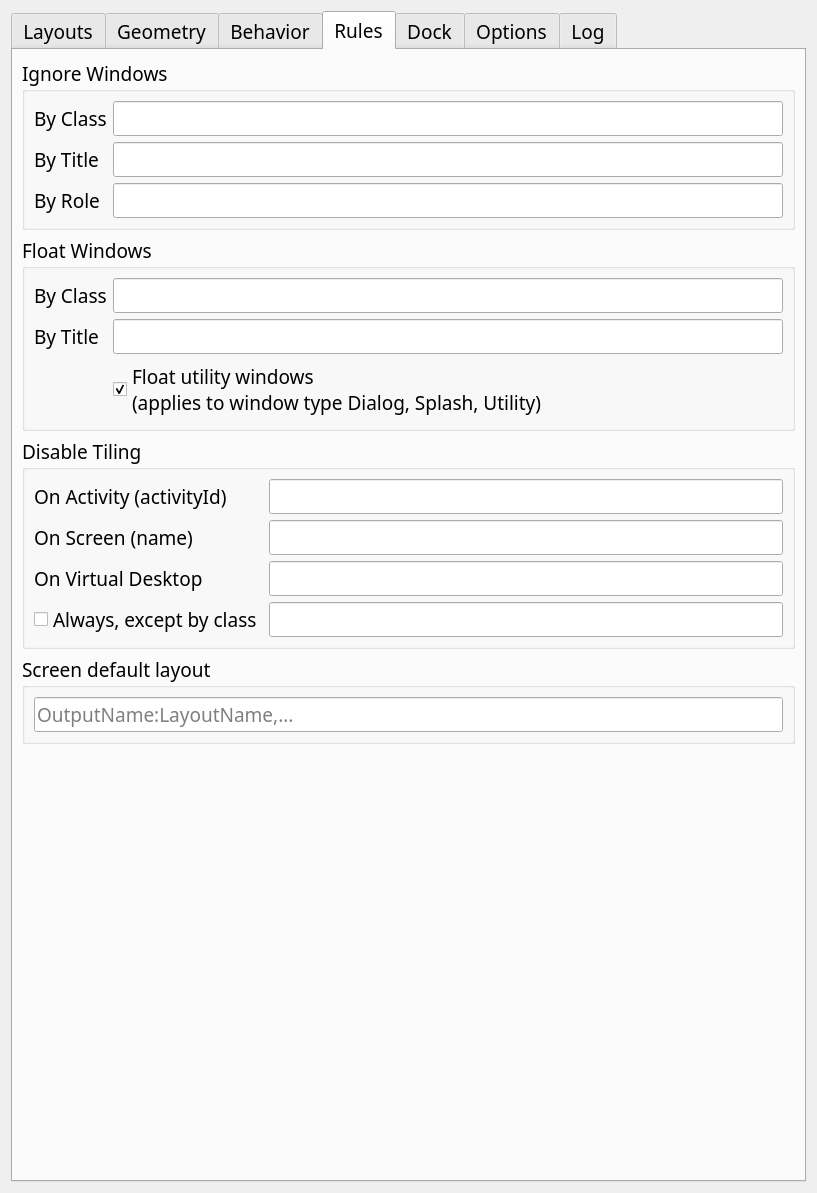
Above: res/config.ui from uberkael/krohnkite before the change. Below: the same form after it.
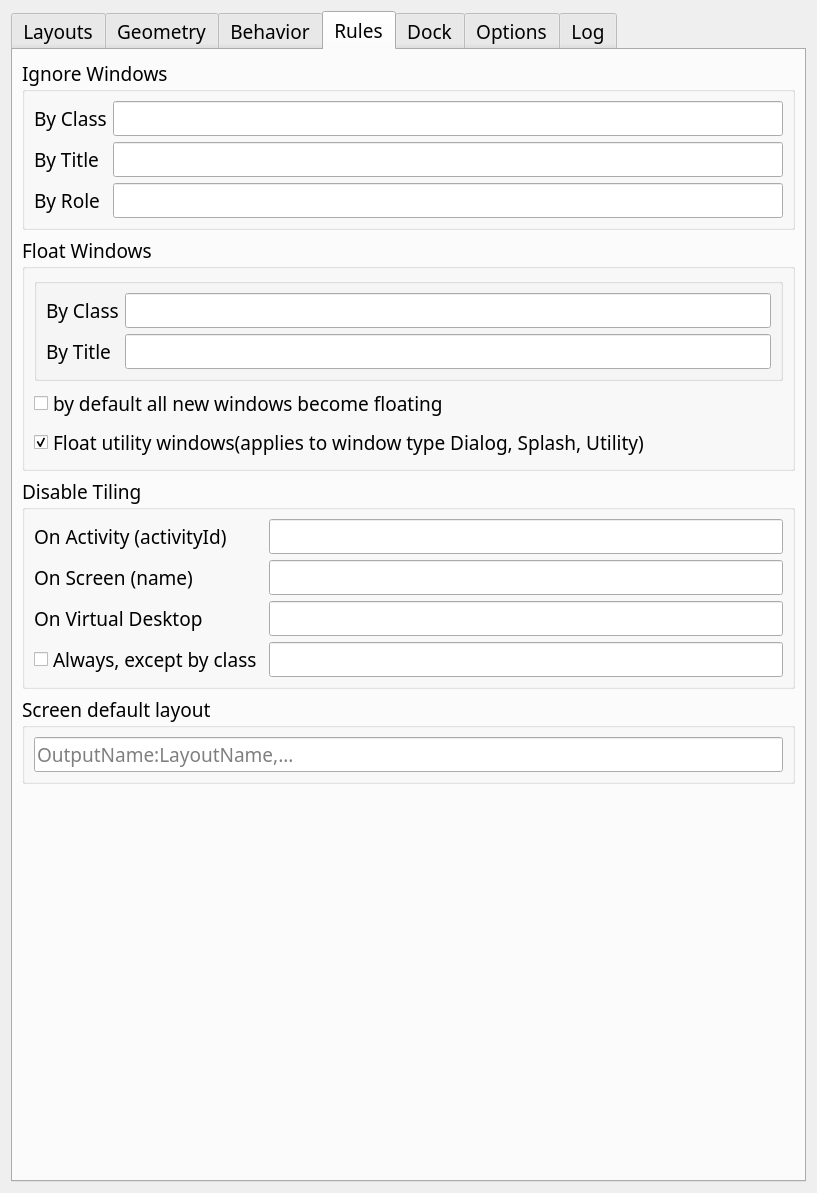
That is the form after the change. The open tabs and pages were chosen to show the change. Custom widgets are drawn as their Qt base class.

Commit message: ADD: Provide an option to float all windows by default #206

Patch:
```diff
--- a/res/config.ui
+++ b/res/config.ui
@@ -2385,13 +2385,41 @@
           <string>Float Windows</string>
          </property>
          <layout class="QGridLayout" name="gridLayout_6">
-          <item row="0" column="0">
-           <widget class="QLabel" name="floatingClassLabel">
+          <item row="5" column="1">
+           <widget class="QCheckBox" name="kcfg_floatUtility">
+            <property name="toolTip">
+             <string>This is mainly for debugging purpose, but can also be used to meet some specific requirements.</string>
+            </property>
             <property name="text">
-             <string>By Class</string>
+             <string>Float utility windows(applies to window type Dialog, Splash, Utility)</string>
             </property>
+            <property name="checked">
+             <bool>true</bool>
+            </property>
            </widget>
           </item>
+          <item row="4" column="1">
+           <widget class="QCheckBox" name="kcfg_floatDefault">
+            <property name="toolTip">
+             <string>This is mainly for debugging purpose, but can also be used to meet some specific requirements.</string>
+            </property>
+            <property name="text">
+             <string>by default all new windows become floating</string>
+            </property>
+            <property name="checked">
+             <bool>false</bool>
+            </property>
+           </widget>
+          </item>
+          <item row="3" column="1">
+           <widget class="QGroupBox" name="groupBox_31">
+            <property name="title">
+             <string/>
+            </property>
+            <property name="flat">
+             <bool>true</bool>
+            </property>
+            <layout class="QGridLayout" name="gridLayout_28">
           <item row="0" column="1">
            <widget class="QLineEdit" name="kcfg_floatingClass">
             <property name="toolTip">
@@ -2399,6 +2427,13 @@
             </property>
            </widget>
           </item>
+             <item row="0" column="0">
+              <widget class="QLabel" name="floatingClassLabel">
+               <property name="text">
+                <string>By Class</string>
+               </property>
+              </widget>
+             </item>
           <item row="1" column="0">
            <widget class="QLabel" name="floatingTitleLabel">
             <property name="text">
@@ -2413,18 +2448,7 @@
             </property>
            </widget>
           </item>
-          <item row="2" column="1">
-           <widget class="QCheckBox" name="kcfg_floatUtility">
-            <property name="toolTip">
-             <string>This is mainly for debugging purpose, but can also be used to meet some specific requirements.</string>
-            </property>
-            <property name="text">
-             <string>Float utility windows
-(applies to window type Dialog, Splash, Utility)</string>
-            </property>
-            <property name="checked">
-             <bool>true</bool>
-            </property>
+            </layout>
            </widget>
           </item>
          </layout>
```
Lines whose indentation alone changed are shown as unchanged. The commit also changes 4 other files.
